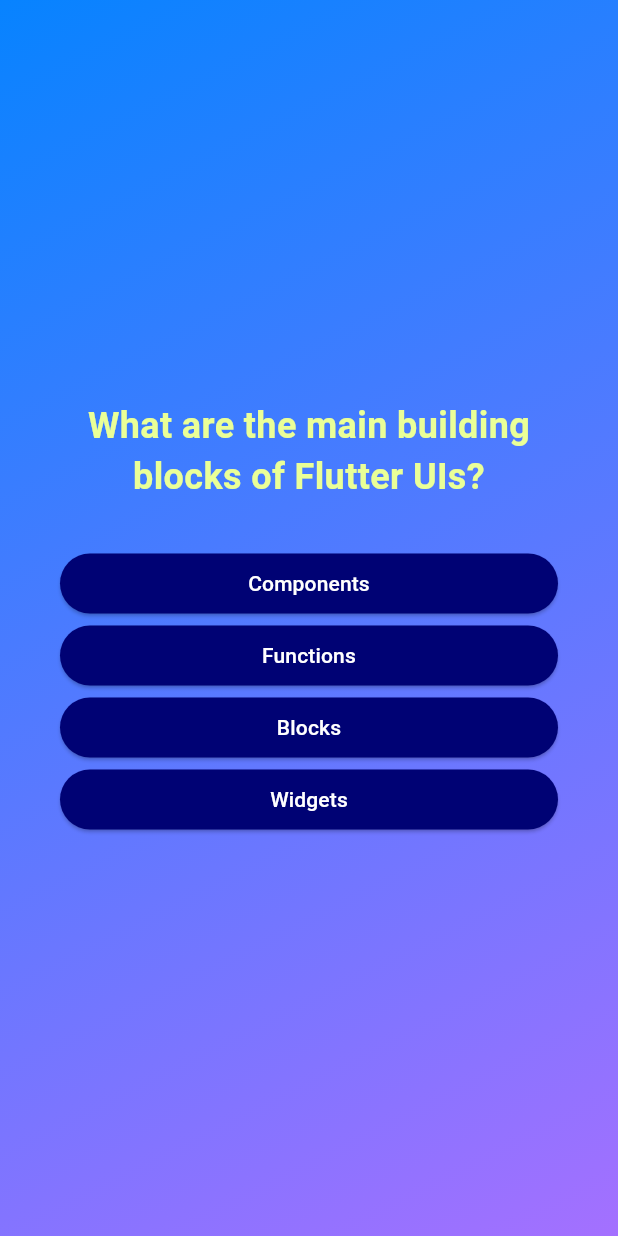
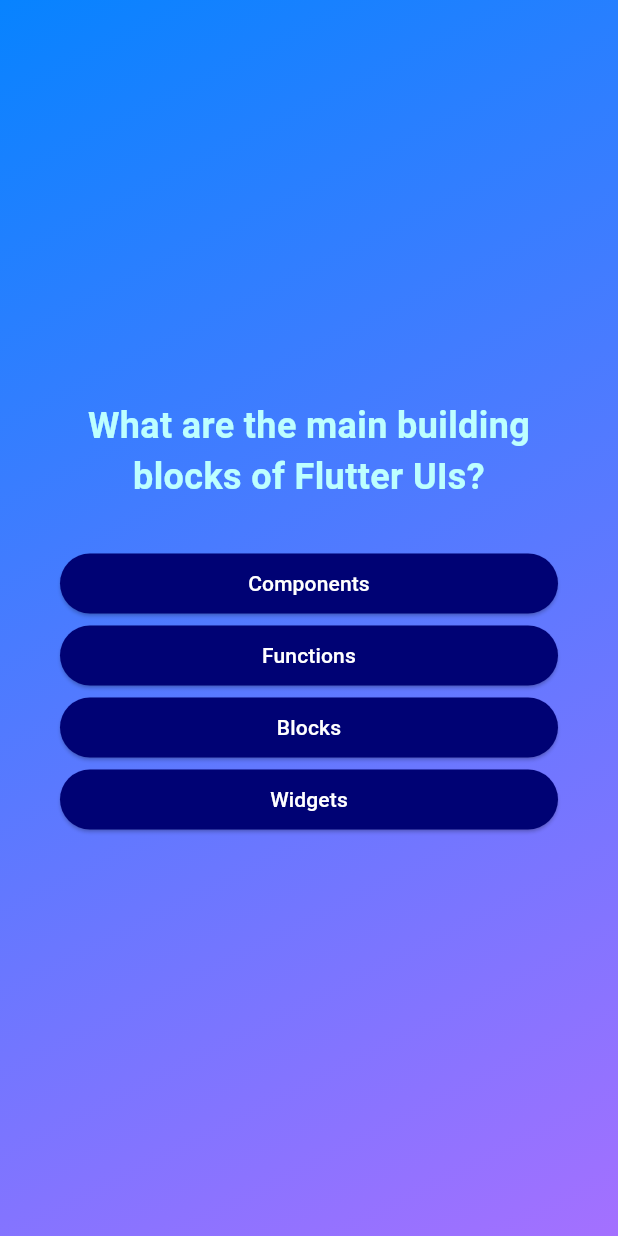
Before and after one commit to Mrhaneul/CSC322-Quiz_App_Upgrade, a Flutter app: the screen it shows after launch, after a tap on "Start Quiz", on a phone screen of 412 x 824 dp. Run offline on Flutter 3.47's test engine with Material 3 defaults, Android fonts, the phone set to English and light mode, and no system bars; our stand-ins replace google_fonts.

Commit message:
WIP: save before rebase

```diff
--- a/lib/questions_theme/question_theme.dart
+++ b/lib/questions_theme/question_theme.dart
@@ -14,7 +14,7 @@ class QuestionText extends StatelessWidget {
     return Text(
       text,
       style: GoogleFonts.b612(
-        color: const Color.fromARGB(255, 234, 255, 151),
+        color: const Color.fromARGB(255, 189, 255, 255),
         fontSize: 24,
         fontWeight: FontWeight.bold,
       ),
--- a/lib/start_screen.dart
+++ b/lib/start_screen.dart
@@ -1,5 +1,6 @@
 import 'package:flutter/material.dart';
 import 'package:google_fonts/google_fonts.dart';
+import 'package:quiz_app/questions_theme/question_theme.dart';
 
 class StartScreen extends StatelessWidget {
   const StartScreen(this.startQuiz, {super.key});
```
